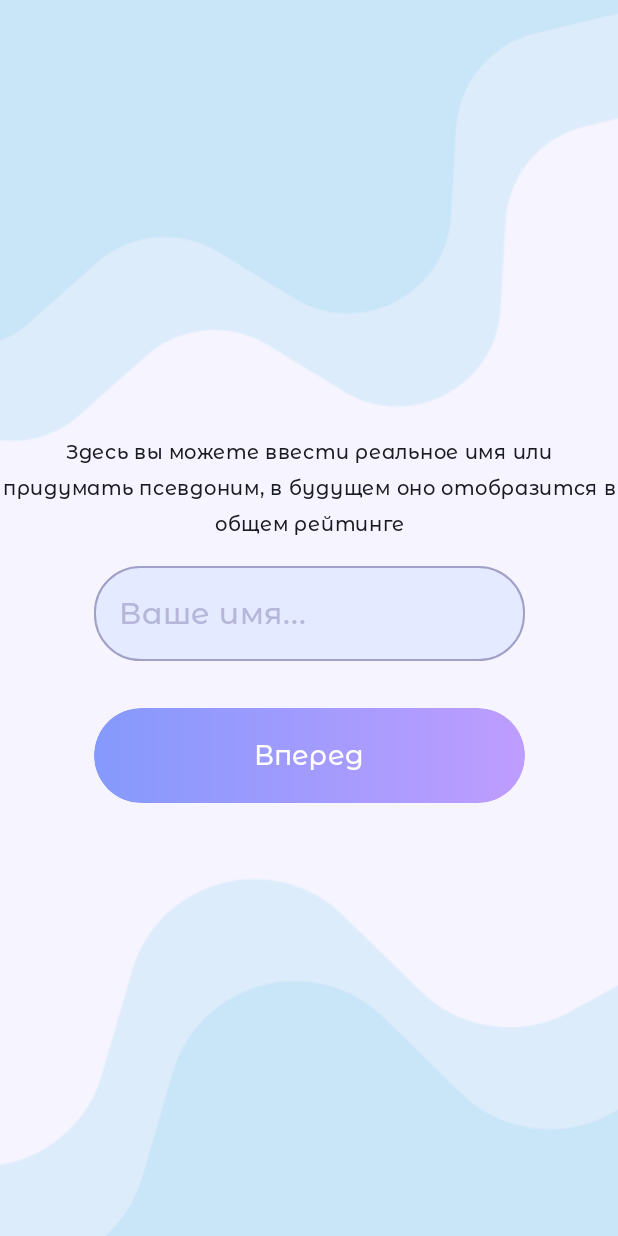
After one commit to Xen1usss/HeyDrink, an Android app built with Jetpack Compose: the TakeNameScreen screen opened through its navigation route, on a phone screen of 412 x 824 dp. The commit adds this screen. Run offline under Robolectric (Android 15) with nearby library versions, the phone set to English and light mode, and no system bars.

Commit message:
refactoring + add color sources

```diff
--- a/app/src/main/java/ks/heydrink/ui/navigation/OnboardingNavigation.kt
+++ b/app/src/main/java/ks/heydrink/ui/navigation/OnboardingNavigation.kt
@@ -5,7 +5,7 @@ import androidx.navigation.compose.NavHost
 import androidx.navigation.compose.composable
 import androidx.navigation.compose.rememberNavController
 import ks.heydrink.ui.onboarding.screens.Greeting
-import ks.heydrink.ui.onboarding.screens.TakeName
+import ks.heydrink.ui.onboarding.screens.TakeNameScreen
 
 @Composable
 fun OnboardingNavigation(onFinish: () -> Unit) {
@@ -21,7 +21,7 @@ fun OnboardingNavigation(onFinish: () -> Unit) {
             })
         }
         composable("take_name") {
-            TakeName(onFinishClick = onFinish)
+            TakeNameScreen(onFinishClick = onFinish)
         }
     }
 }
--- /dev/null
+++ b/app/src/main/java/ks/heydrink/ui/onboarding/components/InputField.kt
@@ -0,0 +1,62 @@
+package ks.heydrink.ui.onboarding.components
+
+import androidx.compose.foundation.layout.height
+import androidx.compose.foundation.layout.width
+import androidx.compose.foundation.shape.RoundedCornerShape
+import androidx.compose.material3.OutlinedTextField
+import androidx.compose.material3.OutlinedTextFieldDefaults
+import androidx.compose.material3.Text
+import androidx.compose.runtime.Composable
+import androidx.compose.ui.Modifier
+import androidx.compose.ui.graphics.Color
+import androidx.compose.ui.res.stringResource
+import androidx.compose.ui.text.TextStyle
+import androidx.compose.ui.text.style.TextAlign
+import androidx.compose.ui.unit.dp
+import androidx.compose.ui.unit.sp
+import ks.heydrink.R
+import ks.heydrink.ui.theme.MontserratAlternates
+import ks.heydrink.ui.theme.colorBlue
+import ks.heydrink.ui.theme.colorPurple
+
+@Composable
+fun InputField(
+    modifier: Modifier = Modifier,
+    value: String,
+    onValueChange: (String) -> Unit
+) {
+
+    OutlinedTextField(
+        value = "", // то что введет пользователь
+        onValueChange = onValueChange, // колбэк при изменении текста
+        placeholder = {
+            Text(
+                text = stringResource(R.string.take_name_placeholder), // текст-подсказка
+                color = colorPurple.copy(alpha = 0.7f),
+                fontFamily = MontserratAlternates,
+                fontSize = 20.sp,
+                textAlign = TextAlign.Center
+            )
+        },
+        textStyle = TextStyle( // стиль вводимого текста
+            color = colorPurple,
+            fontFamily = MontserratAlternates
+        ),
+        colors = OutlinedTextFieldDefaults.colors(
+            focusedBorderColor = colorPurple, // цвет рамки в фокусе
+            unfocusedBorderColor = colorPurple,
+            focusedContainerColor = colorBlue.copy(alpha = 0.2f), // цвет фона поля в фокусе
+            unfocusedContainerColor = colorBlue.copy(alpha = 0.2f),
+            cursorColor = colorPurple, // цвет мигающего курсора
+            focusedTextColor = Color.Black, // цвет текста когда поле в фокусе
+            unfocusedTextColor = Color.Black,
+            focusedPlaceholderColor = colorPurple.copy(alpha = 0.7f), // цвет подсказки когда поле в фокусе
+            unfocusedPlaceholderColor = colorPurple.copy(alpha = 0.7f),
+        ),
+        shape = RoundedCornerShape(31.dp),
+        modifier = modifier
+            .width(287.dp)
+            .height(63.dp),
+        singleLine = true
+    )
+}
--- /dev/null
+++ b/app/src/main/java/ks/heydrink/ui/onboarding/screens/TakeNameScreen.kt
@@ -0,0 +1,66 @@
+package ks.heydrink.ui.onboarding.screens
+
+import androidx.compose.foundation.Image
+import androidx.compose.foundation.layout.Arrangement
+import androidx.compose.foundation.layout.Box
+import androidx.compose.foundation.layout.Column
+import androidx.compose.foundation.layout.fillMaxSize
+import androidx.compose.foundation.layout.padding
+import androidx.compose.runtime.Composable
+import androidx.compose.runtime.getValue
+import androidx.compose.runtime.mutableStateOf
+import androidx.compose.runtime.remember
+import androidx.compose.runtime.setValue
+import androidx.compose.ui.Alignment
+import androidx.compose.ui.Modifier
+import androidx.compose.ui.layout.ContentScale
+import androidx.compose.ui.res.painterResource
+import androidx.compose.ui.res.stringResource
+import androidx.compose.ui.tooling.preview.Preview
+import androidx.compose.ui.unit.dp
+import ks.heydrink.R
+import ks.heydrink.ui.onboarding.components.BasicOnboardingTextStyle
+import ks.heydrink.ui.onboarding.components.OnboardingButton
+import ks.heydrink.ui.onboarding.components.InputField
+
+
+@Composable
+fun TakeNameScreen(onFinishClick: () -> Unit) {
+
+    var text by remember { mutableStateOf("Анна") }
+
+    Box(modifier = Modifier.fillMaxSize()) {
+        Image(
+            painter = painterResource(R.drawable.background_gradient_second),
+            contentDescription = null,
+            modifier = Modifier.fillMaxSize(),
+            contentScale = ContentScale.Crop
+        )
+        Column(
+            modifier = Modifier.fillMaxSize(),
+            horizontalAlignment = Alignment.CenterHorizontally,
+            verticalArrangement = Arrangement.Center
+        ) {
+            BasicOnboardingTextStyle(
+                text = stringResource(R.string.take_name_hint),
+                modifier = Modifier.padding(24.dp)
+            )
+            InputField(
+                value = text,
+                onValueChange = { text = it },
+                modifier = Modifier.padding(16.dp)
+            )
+            OnboardingButton(
+                text = stringResource(R.string.take_name_button),
+                onClick = onFinishClick,
+                modifier = Modifier.padding(top = 15.dp)
+            )
+        }
+    }
+}
+
+@Preview
+@Composable
+fun TakeNameScreenPreview() {
+    TakeNameScreen(onFinishClick = {})
+}
--- a/app/src/main/java/ks/heydrink/ui/theme/Color.kt
+++ b/app/src/main/java/ks/heydrink/ui/theme/Color.kt
@@ -2,11 +2,17 @@ package ks.heydrink.ui.theme
 
 import androidx.compose.ui.graphics.Color
 
+// системные
 val Purple80 = Color(0xFFD0BCFF)
 val PurpleGrey80 = Color(0xFFCCC2DC)
 val Pink80 = Color(0xFFEFB8C8)
 
+// системные
 val Purple40 = Color(0xFF6650a4)
 val PurpleGrey40 = Color(0xFF625b71)
 val Pink40 = Color(0xFF7D5260)
 val text = Color(0xFF7A7AF3)
+
+// мои
+val colorPurple = Color(0xFFA3A0C7)
+val colorBlue = Color(0xFF99C4FF)
```
Also changed, not shown: app/src/main/java/ks/heydrink/ui/onboarding/screens/TakeName.kt (deleted, +0 -123 lines).
